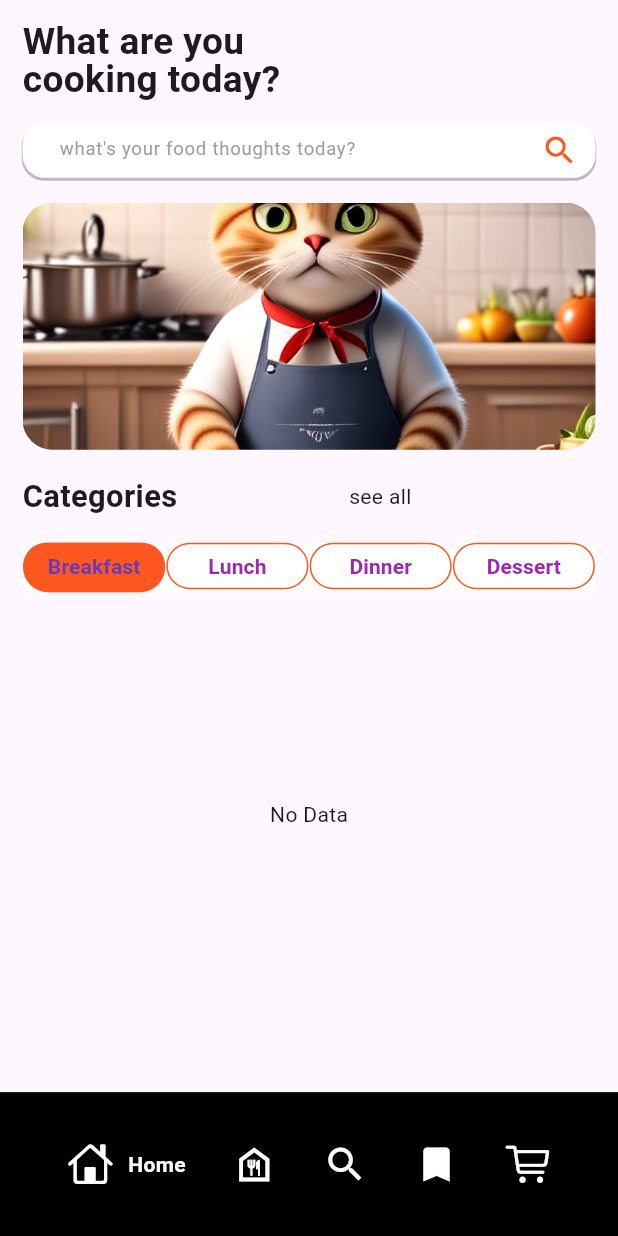
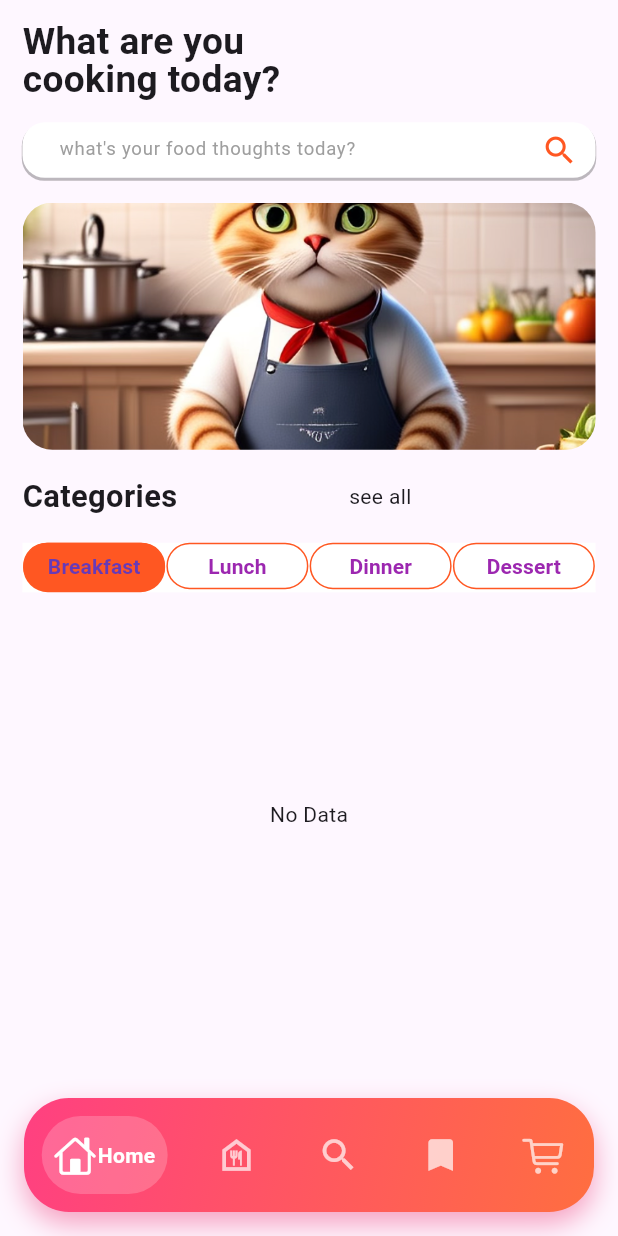
Before and after one commit to Duke-Raccoon/MealIn, a Flutter app: the Home screen opened directly, on a phone screen of 412 x 824 dp. Run offline on Flutter 3.47's test engine with Material 3 defaults, Android fonts, the light colour scheme and no system bars; drawn by our look-alikes of google_nav_bar; our stand-ins replace firebase_core, hive_flutter, share_plus; accounts and stored records are empty; network calls fail.

Commit message:
new bottom_nav_bar

```diff
--- a/lib/components/bottom_nav_bar.dart
+++ b/lib/components/bottom_nav_bar.dart
@@ -5,6 +5,7 @@ import 'package:google_nav_bar/google_nav_bar.dart';
 class BottomNavBar extends StatefulWidget {
   final int selectedItem;
   final Function(int) onTap;
+
   const BottomNavBar(
       {super.key, required this.selectedItem, required this.onTap});
 
@@ -15,54 +16,61 @@ class BottomNavBar extends StatefulWidget {
 class _BottomNavBarState extends State<BottomNavBar> {
   @override
   Widget build(BuildContext context) {
-    final w = MediaQuery.of(context).size.width;
-    final h = MediaQuery.of(context).size.height;
+    double w = MediaQuery.of(context).size.width;
+
     return Container(
-      color: Colors.black,
-      child:  Padding(
-        padding: EdgeInsets.symmetric(horizontal: w * 0.1, vertical: h * 0.02),
+      margin: EdgeInsets.all(16),
+      padding: EdgeInsets.symmetric(vertical: 12), // Adjust spacing
+      decoration: BoxDecoration(
+        gradient: const LinearGradient(
+          colors: [Colors.pinkAccent, Colors.deepOrangeAccent],
+          begin: Alignment.topLeft,
+          end: Alignment.bottomRight,
+        ),
+        borderRadius: BorderRadius.circular(30), // Rounded corners
+        boxShadow: [
+          BoxShadow(
+            color: Colors.pink.withOpacity(0.4), // Pink shadow for glow effect
+            blurRadius: 15,
+            offset: Offset(0, 8),
+          ),
+        ],
+      ),
       child: GNav(
-          gap: 10,
+        gap: 1,
+        mainAxisAlignment: MainAxisAlignment.spaceAround, // Spread tabs evenly
+        backgroundColor: Colors.transparent,
+        activeColor: Colors.white,
+        color: Colors.white70, // Unselected icon color
+        tabBackgroundColor: Colors.white.withOpacity(0.2),
         tabBorderRadius: 100,
-          backgroundColor: Colors.black,
-          activeColor: Colors.white,
-          tabBackgroundGradient: const LinearGradient(colors: [
-            Colors.blueAccent,
-            Colors.deepPurple,
-            Colors.purpleAccent,
-            Colors.orangeAccent,
-            Colors.deepOrange,
-            //Colors.black,
-          ], begin: Alignment.topLeft, end: Alignment.bottomRight),
-          iconSize: 30,
-          textSize: 16,
-          padding:
-              EdgeInsets.symmetric(horizontal: w * 0.01, vertical: h * 0.02),
+        iconSize: 28,
+        textSize: 14,
+        padding: EdgeInsets.symmetric(horizontal: w * 0.02, vertical: 12),
         tabs: const [
           GButton(
-              icon: CupertinoIcons.home, iconColor: Colors.white,
+            icon: CupertinoIcons.home,
             text: 'Home',
           ),
           GButton(
-              icon: Icons.food_bank_outlined,iconColor: Colors.white,
+            icon: Icons.food_bank_outlined,
             text: 'Categories',
           ),
           GButton(
-              icon: Icons.search,iconColor: Colors.white,
+            icon: Icons.search,
             text: 'Search',
           ),
           GButton(
-              icon: Icons.bookmark,iconColor: Colors.white,
+            icon: Icons.bookmark,
             text: 'Saved',
           ),
           GButton(
-              icon: CupertinoIcons.shopping_cart,iconColor: Colors.white,
-              text: 'Shopping',
+            icon: CupertinoIcons.shopping_cart,
+            text: 'Cart',
           ),
         ],
-          onTabChange: widget.onTap,
           selectedIndex: 0,
-        ),
+          onTabChange: widget.onTap
       ),
     );
   }
```
Lines whose indentation alone changed are shown as unchanged.
